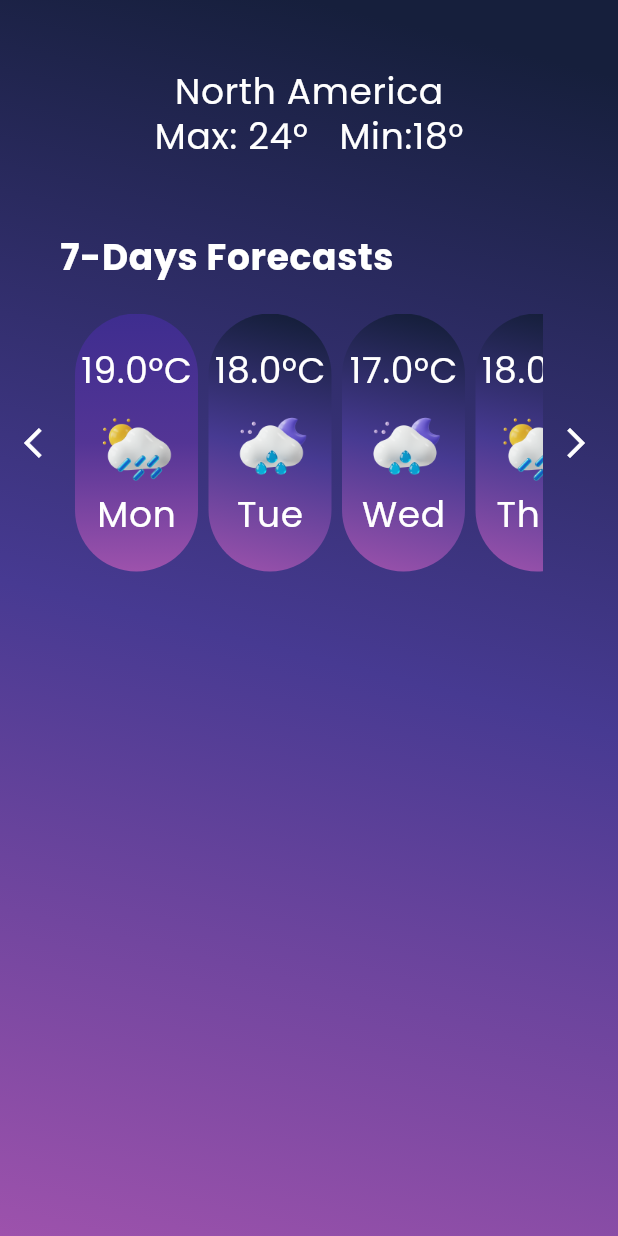
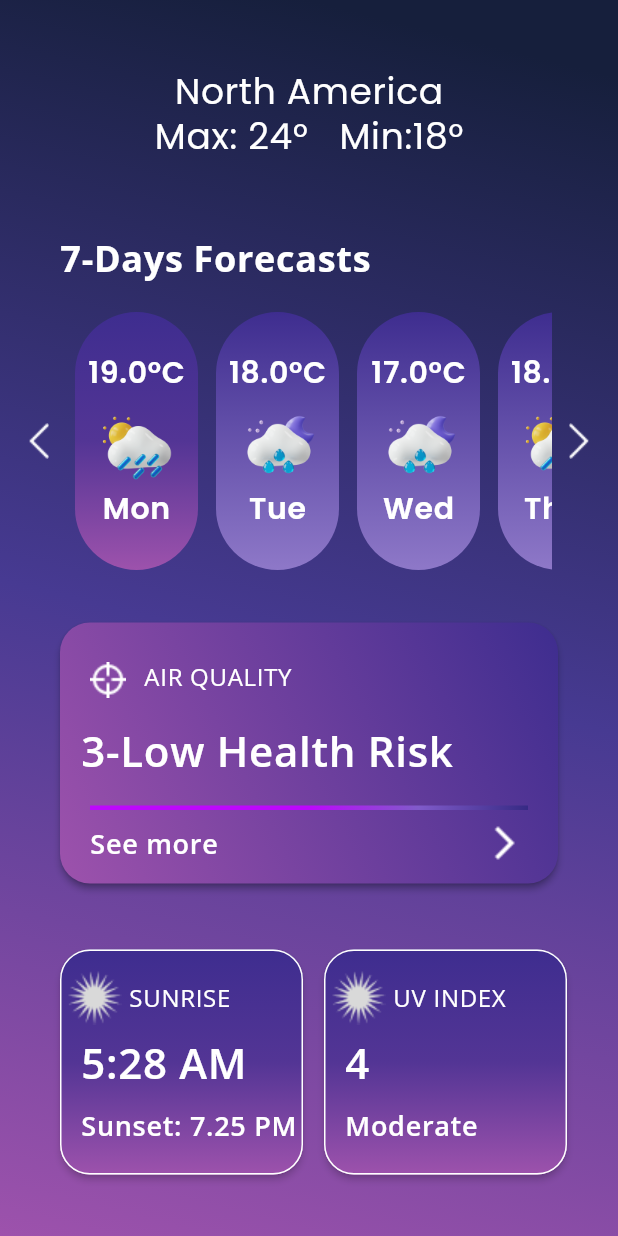
Before and after one commit to theodan11/weather_ui_flutter, a Flutter app: the screen it shows after launch, after a tap on "Get Start", on a phone screen of 412 x 824 dp. Run offline on Flutter 3.47's test engine with Material 3 defaults, Android fonts, the phone set to English and light mode, and no system bars; our stand-ins replace google_fonts.

Commit message:
task:ui_completed

```diff
--- a/lib/core/constants/color_constant.dart
+++ b/lib/core/constants/color_constant.dart
@@ -11,6 +11,16 @@ class ColorConstant {
   static const Color lGradientMiddle = Color(0xFF533595);
   static const Color lGradientBottom = Color(0xFF9D52AC);
 
+  static const Color inactiveLGradientTop = Color(0xFF3E2D8F);
+  static const Color inactiveLGradientBottom = Color(0xFF8E78C8);
+
+  static const Color cardLGradientLeft = Color(0xFF3E2D8F);
+  static const Color cardLGradientBottomLeft = Color(0xFF9D52AC);
+
+  static const Color dividerGradientRight = Color(0xFF362A84);
+  static const Color dividerGradientMiddle = Color(0xFF805BCA);
+  static const Color dividerGradientLeft = Color(0xFFBD08FC);
+
   static const Color btnColor = Color(0xFFDDB130);
   static const Color btnTextColor = Color(0xFF3E2D8F);
 
--- a/lib/core/screens/getstart/get_start_screen.dart
+++ b/lib/core/screens/getstart/get_start_screen.dart
@@ -1,5 +1,5 @@
 import 'package:flutter/material.dart';
-import 'package:weather_app_ui/core/screens/getstart/my_button.dart';
+import 'package:weather_app_ui/core/screens/getstart/widgets/my_button.dart';
 import 'package:weather_app_ui/core/themes/my_linear_gradient.dart';
 import 'package:weather_app_ui/core/themes/my_poppins_font.dart';
 
@@ -13,6 +13,7 @@ class GetStartPage extends StatelessWidget {
         decoration: const BoxDecoration(
           gradient: MyLinearGradient.myBackgroundLinearGradient,
         ),
+        child: SingleChildScrollView(
           child: SizedBox(
             width: double.maxFinite,
             child: Column(
@@ -36,7 +37,11 @@ class GetStartPage extends StatelessWidget {
                   height: 52,
                 ),
                 const MyButton(),
+                const SizedBox(
+                  height: 52,
+                ),
               ],
+            ),
           ),
         ),
       ),
--- a/lib/core/screens/home/home_screen.dart
+++ b/lib/core/screens/home/home_screen.dart
@@ -1,8 +1,10 @@
 import 'package:flutter/material.dart';
-import 'package:weather_app_ui/core/screens/home/my_forecast_list_builder.dart';
-
+import 'package:weather_app_ui/core/screens/home/widgets/my_airquality_card.dart';
+import 'package:weather_app_ui/core/screens/home/widgets/my_bottom_card_container.dart';
+import 'package:weather_app_ui/core/screens/home/widgets/my_forcast_list_container.dart';
+import 'package:weather_app_ui/core/screens/home/widgets/my_header_text.dart';
+import 'package:weather_app_ui/core/screens/home/widgets/my_sevendays_forecast_text.dart';
 import 'package:weather_app_ui/core/themes/my_linear_gradient.dart';
-import 'package:weather_app_ui/core/themes/my_poppins_font.dart';
 
 class HomeScreen extends StatelessWidget {
   const HomeScreen({super.key});
@@ -14,59 +16,29 @@ class HomeScreen extends StatelessWidget {
         decoration: const BoxDecoration(
           gradient: MyLinearGradient.myBackgroundLinearGradient,
         ),
-        child: SafeArea(
-          child: SizedBox(
-            width: double.maxFinite,
+        child: const SafeArea(
+          child: SingleChildScrollView(
             child: Column(
               crossAxisAlignment: CrossAxisAlignment.center,
               children: [
-                const SizedBox(
+                SizedBox(
                   height: 46,
                 ),
-                Text(
-                  "North America",
-                  style: MyPoppinsFont.poppinsWeatherS24,
-                ),
-                Text(
-                  "Max: 24°   Min:18°",
-                  style: MyPoppinsFont.poppinsWeatherS24,
-                ),
-                const SizedBox(
+                MyHeaderText(titleText: "North America"),
+                MyHeaderText(titleText: "Max: 24°   Min:18°"),
+                SizedBox(
                   height: 51,
                 ),
-                Padding(
-                  padding: const EdgeInsets.symmetric(horizontal: 40),
-                  child: Align(
-                    alignment: Alignment.centerLeft,
-                    child: Text(
-                      "7-Days Forecasts",
-                      style: MyPoppinsFont.poppinsWeatherS24
-                          .copyWith(fontWeight: FontWeight.bold),
-                      textAlign: TextAlign.start,
-                    ),
-                  ),
-                ),
-                const SizedBox(
+                MySevendaysForecastText(),
+                SizedBox(
                   height: 22,
                 ),
-                Padding(
-                  padding: const EdgeInsets.symmetric(horizontal: 16),
-                  child: Row(
-                    children: [
-                      const Icon(
-                        Icons.arrow_back_ios,
-                        size: 24,
-                        color: Colors.white,
-                      ),
-                      MyForecastListBuilder(),
-                      const Icon(
-                        Icons.arrow_forward_ios,
-                        size: 24,
-                        color: Colors.white,
-                      )
-                    ],
-                  ),
-                )
+                MyForcastListContainer(),
+                SizedBox(
+                  height: 35,
+                ),
+                MyAirqualityCard(),
+                MyBottomCardContainer()
               ],
             ),
           ),
--- /dev/null
+++ b/lib/core/screens/home/widgets/my_airquality_card.dart
@@ -0,0 +1,102 @@
+import 'package:flutter/material.dart';
+import 'package:weather_app_ui/core/constants/color_constant.dart';
+import 'package:weather_app_ui/core/themes/my_linear_gradient.dart';
+import 'package:weather_app_ui/core/themes/my_open_sans.dart';
+
+class MyAirqualityCard extends StatelessWidget {
+  const MyAirqualityCard({super.key});
+
+  @override
+  Widget build(BuildContext context) {
+    return Padding(
+      padding: const EdgeInsets.symmetric(horizontal: 40),
+      child: Material(
+        elevation: 2,
+        color: Colors.transparent,
+        borderRadius: const BorderRadius.all(Radius.circular(20)),
+        shadowColor: ColorConstant.backLinearGradientTop,
+        child: Container(
+          width: 352,
+          height: 174,
+          decoration: const BoxDecoration(
+            gradient: MyLinearGradient.myCardLinearGradient,
+            borderRadius: BorderRadius.all(
+              Radius.circular(20),
+            ),
+          ),
+          child: Column(
+            crossAxisAlignment: CrossAxisAlignment.start,
+            children: [
+              Padding(
+                padding: const EdgeInsets.only(left: 20, top: 26),
+                child: Row(
+                  crossAxisAlignment: CrossAxisAlignment.start,
+                  children: [
+                    SizedBox(
+                      width: 24,
+                      height: 24,
+                      child: Image.asset(
+                        'assets/images/icon _crosshairs_.png',
+                      ),
+                    ),
+                    const SizedBox(
+                      width: 12,
+                    ),
+                    Text(
+                      "AIR QUALITY",
+                      style: MyOpenSans.openSansRegular16,
+                    )
+                  ],
+                ),
+              ),
+              const SizedBox(
+                height: 18,
+              ),
+              Padding(
+                padding: const EdgeInsets.only(left: 14),
+                child: Text(
+                  "3-Low Health Risk",
+                  style: MyOpenSans.openSansSemiBold28,
+                ),
+              ),
+              Padding(
+                padding: const EdgeInsets.only(
+                  left: 20,
+                  right: 20,
+                  top: 20,
+                  bottom: 10,
+                ),
+                child: Container(
+                  width: 308,
+                  height: 3,
+                  decoration: const BoxDecoration(
+                      gradient: MyLinearGradient.myDividerGradient),
+                ),
+              ),
+              Padding(
+                padding: const EdgeInsets.symmetric(horizontal: 20.0),
+                child: SizedBox(
+                  width: 284,
+                  height: 24,
+                  child: Row(
+                    mainAxisAlignment: MainAxisAlignment.spaceBetween,
+                    children: [
+                      Text(
+                        "See more",
+                        style: MyOpenSans.openSansSemiBold18,
+                      ),
+                      SizedBox(
+                        child: Image.asset(
+                            'assets/images/icon_chevron_left_thicc.png'),
+                      )
+                    ],
+                  ),
+                ),
+              )
+            ],
+          ),
+        ),
+      ),
+    );
+  }
+}
--- /dev/null
+++ b/lib/core/screens/home/widgets/my_bottom_card.dart
@@ -0,0 +1,87 @@
+import 'package:flutter/material.dart';
+import 'package:weather_app_ui/core/themes/my_open_sans.dart';
+import 'package:weather_app_ui/core/themes/my_linear_gradient.dart';
+
+class MyBottomCard extends StatelessWidget {
+  final String title;
+  final String statusOrTime;
+  final String bottomStatus;
+  const MyBottomCard({
+    super.key,
+    required this.title,
+    required this.statusOrTime,
+    required this.bottomStatus,
+  });
+
+  @override
+  Widget build(BuildContext context) {
+    return Material(
+      elevation: 2,
+      shape: const RoundedRectangleBorder(
+        side: BorderSide(
+          width: 1,
+          color: Colors.white,
+        ),
+        borderRadius: BorderRadius.all(
+          Radius.circular(
+            20,
+          ),
+        ),
+      ),
+      shadowColor: Colors.black87,
+      child: Container(
+        decoration: const BoxDecoration(
+          gradient: MyLinearGradient.myActiveCardLinearGradient,
+          borderRadius: BorderRadius.all(
+            Radius.circular(
+              20,
+            ),
+          ),
+        ),
+        width: 162,
+        height: 150,
+        child: Column(
+          crossAxisAlignment: CrossAxisAlignment.start,
+          children: [
+            const SizedBox(
+              height: 14,
+            ),
+            Padding(
+              padding: const EdgeInsets.only(left: 5),
+              child: Row(
+                children: [
+                  SizedBox(
+                    width: 36,
+                    height: 36,
+                    child: Image.asset("assets/images/Star 1.png"),
+                  ),
+                  const SizedBox(
+                    width: 5,
+                  ),
+                  Text(
+                    title,
+                    style: MyOpenSans.openSansRegular16,
+                  )
+                ],
+              ),
+            ),
+            Padding(
+              padding: const EdgeInsets.only(left: 14, top: 8, bottom: 14),
+              child: Text(
+                statusOrTime,
+                style: MyOpenSans.openSansSemiBold28,
+              ),
+            ),
+            Padding(
+              padding: const EdgeInsets.only(left: 14),
+              child: Text(
+                bottomStatus,
+                style: MyOpenSans.openSansSemiBold18,
+              ),
+            )
+          ],
+        ),
+      ),
+    );
+  }
+}
--- /dev/null
+++ b/lib/core/screens/home/widgets/my_bottom_card_container.dart
@@ -0,0 +1,27 @@
+import 'package:flutter/material.dart';
+import 'package:weather_app_ui/core/screens/home/widgets/my_bottom_card.dart';
+
+class MyBottomCardContainer extends StatelessWidget {
+  const MyBottomCardContainer({super.key});
+
+  @override
+  Widget build(BuildContext context) {
+    return const Padding(
+      padding: EdgeInsets.only(left: 40, top: 44, bottom: 108, right: 40),
+      child: Row(
+        mainAxisAlignment: MainAxisAlignment.center,
+        children: [
+          MyBottomCard(
+              title: "SUNRISE",
+              statusOrTime: "5:28 AM",
+              bottomStatus: "Sunset: 7.25 PM"),
+          SizedBox(
+            width: 14,
+          ),
+          MyBottomCard(
+              title: "UV INDEX", statusOrTime: "4", bottomStatus: "Moderate")
+        ],
+      ),
+    );
+  }
+}
--- /dev/null
+++ b/lib/core/screens/home/widgets/my_forcast_list_container.dart
@@ -0,0 +1,35 @@
+import 'package:flutter/material.dart';
+import 'package:weather_app_ui/core/screens/home/widgets/my_forecast_list_builder.dart';
+
+class MyForcastListContainer extends StatelessWidget {
+  const MyForcastListContainer({super.key});
+
+  @override
+  Widget build(BuildContext context) {
+    return Padding(
+      padding: const EdgeInsets.symmetric(horizontal: 14),
+      child: Row(
+        mainAxisAlignment: MainAxisAlignment.center,
+        children: [
+          SizedBox(
+            width: 24,
+            height: 24,
+            child: Image.asset('assets/images/icon_chevron_left_.png'),
+          ),
+          const SizedBox(
+            width: 6,
+          ),
+          MyForecastListBuilder(),
+          const SizedBox(
+            width: 6,
+          ),
+          SizedBox(
+            width: 24,
+            height: 24,
+            child: Image.asset("assets/images/icon_chevron_right.png"),
+          ),
+        ],
+      ),
+    );
+  }
+}
--- a/lib/core/screens/home/my_forecast_list_builder.dart
+++ b/lib/core/screens/home/widgets/my_forecast_list_builder.dart
@@ -1,5 +1,5 @@
 import 'package:flutter/material.dart';
-import 'package:weather_app_ui/core/screens/home/my_weather_card.dart';
+import 'package:weather_app_ui/core/screens/home/widgets/my_weather_card.dart';
 
 class MyForecastListBuilder extends StatelessWidget {
   final List<Map<String, dynamic>> forecasts = [
@@ -44,12 +44,11 @@ class MyForecastListBuilder extends StatelessWidget {
   @override
   Widget build(BuildContext context) {
     return Flexible(
-      child: Padding(
-        padding: const EdgeInsets.symmetric(horizontal: 10.0),
       child: SizedBox(
-          width: double.infinity,
+        width: 372,
         height: 172,
         child: ListView.builder(
+          // shrinkWrap: true,
           scrollDirection: Axis.horizontal,
           itemCount: forecasts.length,
           itemBuilder: (context, index) {
@@ -63,7 +62,6 @@ class MyForecastListBuilder extends StatelessWidget {
           },
         ),
       ),
-      ),
     );
   }
 }
--- /dev/null
+++ b/lib/core/screens/home/widgets/my_header_text.dart
@@ -0,0 +1,15 @@
+import 'package:flutter/material.dart';
+import 'package:weather_app_ui/core/themes/my_poppins_font.dart';
+
+class MyHeaderText extends StatelessWidget {
+  final String titleText;
+  const MyHeaderText({super.key, required this.titleText});
+
+  @override
+  Widget build(BuildContext context) {
+    return Text(
+      titleText,
+      style: MyPoppinsFont.poppinsWeatherS24,
+    );
+  }
+}
--- /dev/null
+++ b/lib/core/screens/home/widgets/my_sevendays_forecast_text.dart
@@ -0,0 +1,21 @@
+import 'package:flutter/material.dart';
+import 'package:weather_app_ui/core/themes/my_open_sans.dart';
+
+class MySevendaysForecastText extends StatelessWidget {
+  const MySevendaysForecastText({super.key});
+
+  @override
+  Widget build(BuildContext context) {
+    return Padding(
+      padding: const EdgeInsets.symmetric(horizontal: 40),
+      child: Align(
+        alignment: Alignment.centerLeft,
+        child: Text(
+          "7-Days Forecasts",
+          style: MyOpenSans.openSansHeader,
+          textAlign: TextAlign.start,
+        ),
+      ),
+    );
+  }
+}
--- a/lib/core/screens/home/my_weather_card.dart
+++ b/lib/core/screens/home/widgets/my_weather_card.dart
@@ -17,7 +17,7 @@ class MyWeatherCard extends StatelessWidget {
   @override
   Widget build(BuildContext context) {
     return Container(
-      margin: const EdgeInsets.only(right: 7),
+      margin: const EdgeInsets.symmetric(horizontal: 6),
       width: 82,
       height: 172,
       decoration: BoxDecoration(
@@ -26,7 +26,7 @@ class MyWeatherCard extends StatelessWidget {
         ),
         gradient: isToday
             ? MyLinearGradient.myActiveCardLinearGradient
-            : MyLinearGradient.myBackgroundLinearGradient,
+            : MyLinearGradient.myInactiveCardLinearGradient,
       ),
       child: Column(
         crossAxisAlignment: CrossAxisAlignment.center,
@@ -34,7 +34,7 @@ class MyWeatherCard extends StatelessWidget {
         children: [
           Text(
             "$temperature°C",
-            style: MyPoppinsFont.poppinsWeatherS24,
+            style: MyPoppinsFont.poppinsWeatherS20Medium,
           ),
           SizedBox(
             width: 66,
@@ -46,7 +46,7 @@ class MyWeatherCard extends StatelessWidget {
           ),
           Text(
             day,
-            style: MyPoppinsFont.poppinsWeatherS24,
+            style: MyPoppinsFont.poppinsWeatherS20Medium,
           )
         ],
       ),
--- a/lib/core/themes/my_linear_gradient.dart
+++ b/lib/core/themes/my_linear_gradient.dart
@@ -23,4 +23,31 @@ class MyLinearGradient {
       ColorConstant.lGradientBottom,
     ],
   );
+
+  static const LinearGradient myInactiveCardLinearGradient = LinearGradient(
+    begin: Alignment.topCenter,
+    end: Alignment.bottomCenter,
+    colors: [
+      ColorConstant.inactiveLGradientTop,
+      ColorConstant.inactiveLGradientBottom
+    ],
+  );
+
+  static const LinearGradient myCardLinearGradient = LinearGradient(
+    begin: Alignment.topRight,
+    end: Alignment.bottomLeft,
+    colors: [
+      ColorConstant.cardLGradientLeft,
+      ColorConstant.cardLGradientBottomLeft
+    ],
+  );
+
+  static const LinearGradient myDividerGradient = LinearGradient(
+      begin: Alignment.topRight,
+      end: Alignment.bottomCenter,
+      colors: [
+        ColorConstant.dividerGradientRight,
+        ColorConstant.dividerGradientMiddle,
+        ColorConstant.dividerGradientLeft,
+      ]);
 }
--- /dev/null
+++ b/lib/core/themes/my_open_sans.dart
@@ -0,0 +1,38 @@
+import "package:flutter/material.dart";
+import "package:google_fonts/google_fonts.dart";
+import "package:weather_app_ui/core/constants/color_constant.dart";
+
+class MyOpenSans {
+  MyOpenSans._();
+
+  static final openSansHeader = GoogleFonts.openSans(
+    color: ColorConstant.titleColor,
+    fontSize: 24,
+    fontWeight: FontWeight.bold,
+    letterSpacing: 0.47,
+    height: 1.2,
+  );
+
+  static final openSansRegular16 = GoogleFonts.openSans(
+    color: ColorConstant.titleColor,
+    fontSize: 16,
+    letterSpacing: 0.47,
+    height: 1.2,
+  );
+
+  static final openSansSemiBold28 = GoogleFonts.openSans(
+    color: ColorConstant.titleColor,
+    fontSize: 28,
+    fontWeight: FontWeight.w600,
+    letterSpacing: 0.47,
+    height: 1.2,
+  );
+
+  static final openSansSemiBold18 = GoogleFonts.openSans(
+    color: ColorConstant.titleColor,
+    fontSize: 18,
+    fontWeight: FontWeight.w600,
+    letterSpacing: 0.47,
+    height: 1.2,
+  );
+}
--- a/lib/core/themes/my_poppins_font.dart
+++ b/lib/core/themes/my_poppins_font.dart
@@ -35,5 +35,13 @@ class MyPoppinsFont {
     letterSpacing: 0.47,
   );
 
+  static final TextStyle poppinsWeatherS20Medium = GoogleFonts.poppins(
+    color: ColorConstant.textWhite,
+    fontSize: 20,
+    fontWeight: FontWeight.w600,
+    height: 1.238,
+    letterSpacing: 0.47,
+  );
+
   // static final TextStyle poppinsWeatherS24Bold = GoogleFonts.poppins(fontSize: );
 }
```
Also changed, not shown: assets/images/Star 1.png (added), assets/images/icon _crosshairs_.png (added), assets/images/icon_chevron_left_.png (added), assets/images/icon_chevron_left_thicc.png (added), assets/images/icon_chevron_right.png (added), lib/core/screens/getstart/widgets/my_button.dart (renamed from lib/core/screens/getstart/my_button.dart). Lines whose indentation alone changed are shown as unchanged.
